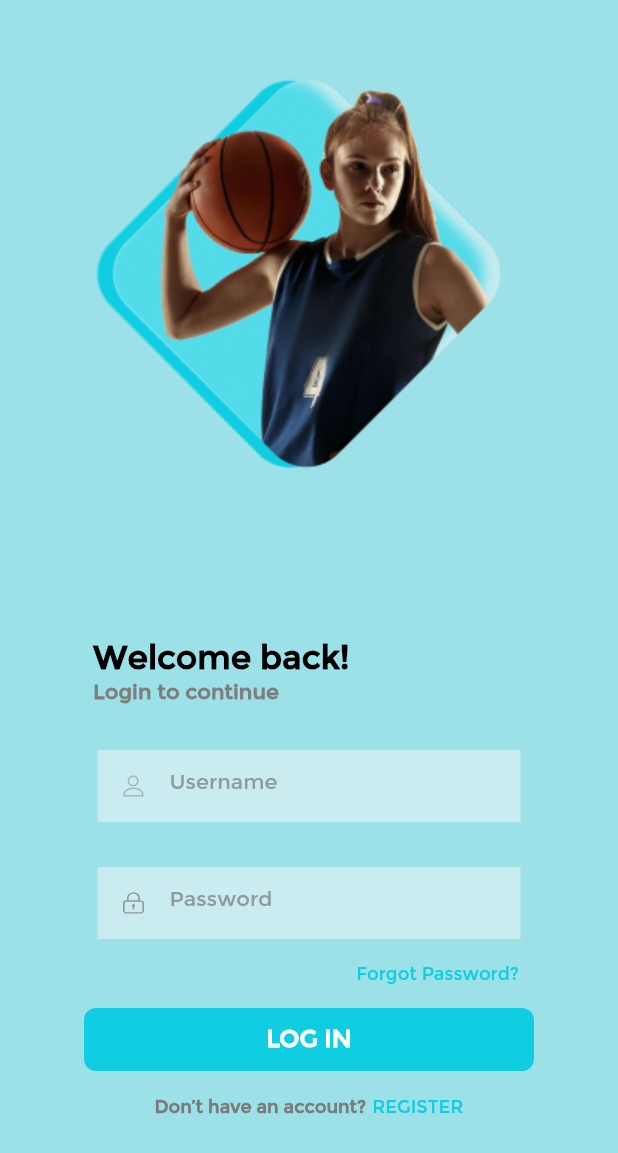
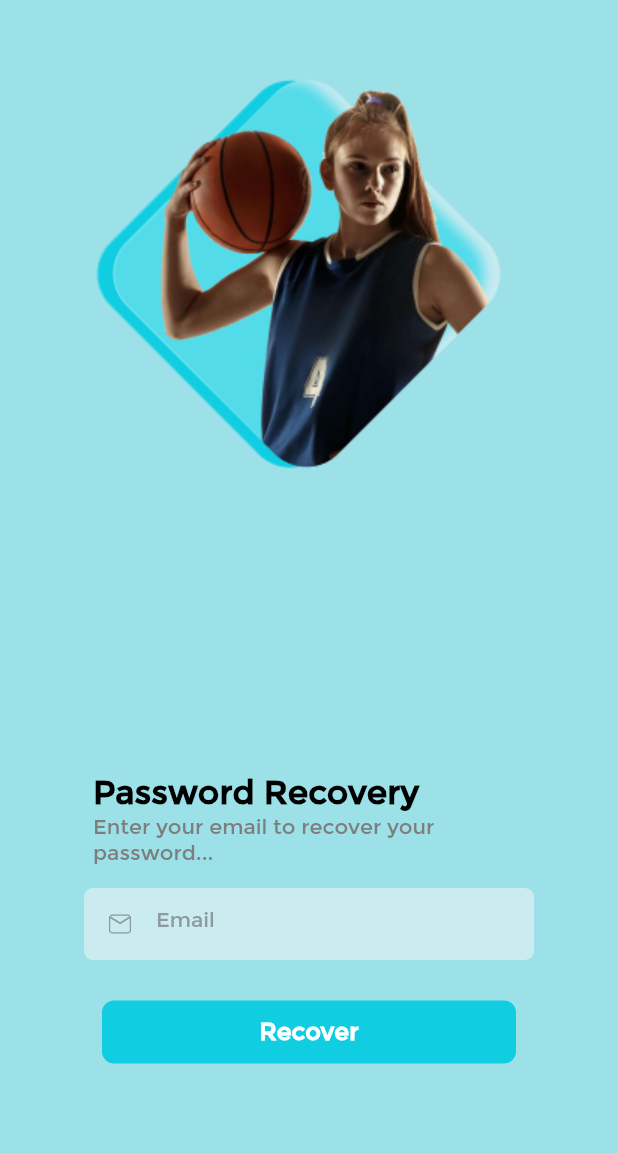
Before and after one commit to SRUTHIMARIA/sampleproject_flutter, a Flutter app: the screen it shows after launch, on a phone screen of 412 x 824 dp. Shown: the top 1153 px of the screen. Run offline on Flutter 3.47's test engine with Material 2 defaults, Android fonts, the phone set to English and light mode, and no system bars; our stand-ins replace auto_route, flutter_otp_text_field, flutter_secure_storage, flutter_svg.

```diff
--- a/lib/gen/assets.gen.dart
+++ b/lib/gen/assets.gen.dart
@@ -12,6 +12,9 @@ import 'package:flutter/widgets.dart';
 class $AssetsIconsGen {
   const $AssetsIconsGen();
 
+  /// File path: assets/icons/icon_email.svg
+  String get iconEmail => 'assets/icons/icon_email.svg';
+
   /// File path: assets/icons/icon_password.svg
   String get iconPassword => 'assets/icons/icon_password.svg';
 
@@ -19,7 +22,7 @@ class $AssetsIconsGen {
   String get iconUsername => 'assets/icons/icon_username.svg';
 
   /// List of all assets
-  List<String> get values => [iconPassword, iconUsername];
+  List<String> get values => [iconEmail, iconPassword, iconUsername];
 }
 
 class $AssetsImagesGen {
--- a/lib/main.dart
+++ b/lib/main.dart
@@ -1,6 +1,7 @@
 import 'package:flutter/material.dart';
 import 'package:flutter_template/providers/authentication_provider.dart';
 import 'package:flutter_template/ui/login_screen/login_screen.dart';
+import 'package:flutter_template/ui/password_recovery/password_recovery.dart';
 
 Future<void> main() async {
   WidgetsFlutterBinding.ensureInitialized();
@@ -34,7 +35,7 @@ class MyApp extends StatelessWidget {
         //   create: (_) => MapsProvider(),
         //   child: const HomeScreen(),
         // ),
-        home: LoginScreen(),
+        home: PasswordRecovery(),
 
       );
   }
--- a/lib/ui/login_screen/login_screen.dart
+++ b/lib/ui/login_screen/login_screen.dart
@@ -74,11 +74,13 @@ class _LoginScreenState extends State<LoginScreen> {
             ),
             SizedBox(height:context.heightPx *16),
 
-            Padding(
-              padding: StaticPadding.paddingH50(context),
-              child: Container(
-                margin: EdgeInsets.all(15),
+
+            Container(
+              margin: EdgeInsets.symmetric(horizontal: 56),
+              decoration: BoxDecoration(
                 color: AppColors.textFieldBgColor,
+                borderRadius: BorderRadius.circular(6.0),
+              ),
               child: TextFormField(
                 style: FontData().montFont500TextStyle,
                 decoration: InputDecoration(
@@ -104,12 +106,13 @@ class _LoginScreenState extends State<LoginScreen> {
                 ),
               ),
             ),
+            SizedBox(height:context.heightPx *20),
+            Container(
+              margin: EdgeInsets.symmetric(horizontal: 56),
+              decoration: BoxDecoration(
+                color: AppColors.textFieldBgColor,
+                borderRadius: BorderRadius.circular(6.0),
               ),
-            Padding(
-              padding: StaticPadding.paddingH50(context),
-              child: Container(
-                margin: EdgeInsets.all(15),
-                color: AppColors.textFieldBgColor,
               child: TextFormField(
                 style: FontData().montFont500TextStyle,
 
@@ -133,7 +136,6 @@ class _LoginScreenState extends State<LoginScreen> {
                 ),
               ),
             ),
-            ),
 
             Align(
               alignment: Alignment.centerRight,
@@ -153,7 +155,7 @@ class _LoginScreenState extends State<LoginScreen> {
 
               child: Container(
                 height: context.heightPx * 42,
-                width: context.widthPx * 300,
+                width: context.widthPx * 270,
                 child: Container(
                   decoration: const BoxDecoration(
                     color: AppColors.themeColor,
@@ -182,24 +184,7 @@ class _LoginScreenState extends State<LoginScreen> {
                 style: const FontData().montFont70012TextStyle ,
               ),
             ],),
-            // RichText(
-            //   text: const TextSpan(
-            //     text: 'Don’t have an account?',
-            //     style: FontData().montFont60012TextStyle,
-            //     children: [
-            //       TextSpan(
-            //         text: 'REGISTER',
-            //         style: TextStyle(
-            //           fontWeight: FontWeight.w400,
-            //           fontSize: 12,
-            //           color:Colors.white,
-            //           fontFamily: 'Opensans',
-            //         ),
-            //       ),
-            //
-            //     ],
-            //   ),
-            // ),
+
 
 
           ],
--- /dev/null
+++ b/lib/ui/password_recovery/password_recovery.dart
@@ -0,0 +1,143 @@
+import 'package:flutter/material.dart';
+import 'package:flutter_svg/flutter_svg.dart';
+import 'package:flutter_template/gen/assets.gen.dart';
+import 'package:flutter_template/ui/password_recovery/authentication_code_screen.dart';
+import 'package:flutter_template/ui/register_screen/resgister_screen.dart';
+import 'package:flutter_template/utils/constants/fontdata.dart';
+import 'package:flutter_template/utils/constants/strings.dart';
+import 'package:flutter_template/utils/extensions/context_extensions.dart';
+import 'package:flutter_template/utils/static/static_padding.dart';
+
+import '../../utils/theme/app_colors.dart';
+
+class PasswordRecovery extends StatefulWidget {
+  const PasswordRecovery({Key? key}) : super(key: key);
+
+  @override
+  State<PasswordRecovery> createState() => _PasswordRecoveryState();
+}
+
+class _PasswordRecoveryState extends State<PasswordRecovery> {
+  final List<Color> _colors = [
+    AppColors.gradientColorSplash,
+    AppColors.gradientColor2Splash
+  ];
+  final List<double> _stops = [0.0, 0.7];
+
+  @override
+  Widget build(BuildContext context) {
+    return Scaffold(
+      resizeToAvoidBottomInset: false,
+      body: Container(
+        height: double.infinity,
+        width: double.infinity,
+        decoration: BoxDecoration(
+          color: AppColors.primaryColor.withOpacity(0.40),
+          // gradient: LinearGradient(
+          //   colors: _colors,
+          //   stops: _stops,
+          //
+          //
+          // ),
+        ),
+        child: Column(
+          children: [
+            Image.asset(Assets.images.imageLogin.path),
+            SizedBox(
+              height: context.heightPx * 190,
+            ),
+            Align(
+              alignment: Alignment.centerLeft,
+              child: Padding(
+
+                  padding: StaticPadding.paddingH50(context),
+                  child: Container(
+                    margin: EdgeInsets.only(left: 12.0),
+                    child: Text(
+                      passwordRecovery,
+                      style: const FontData().montFont22TextStyle,
+                    ),
+                  )),
+            ),
+            Align(
+              alignment: Alignment.centerLeft,
+              child: Padding(
+                padding: StaticPadding.paddingH50(context),
+                child: Container(
+                  margin: EdgeInsets.only(left: 12.0),
+                  child: Text(
+                    emailToRecover,
+                    style: const FontData().montFont14TextStyle,
+                  ),
+                ),),
+            ),
+            SizedBox(height:context.heightPx *16),
+
+
+
+            Container(
+              margin: EdgeInsets.symmetric(horizontal: 56),
+              decoration: BoxDecoration(
+                color: AppColors.textFieldBgColor,
+                borderRadius: BorderRadius.circular(6.0),
+              ),
+              child: TextFormField(
+                style: FontData().montFont500TextStyle,
+
+                decoration: InputDecoration(
+                  focusColor: Colors.white,
+                  enabledBorder: InputBorder.none,
+
+                  prefixIcon: SvgPicture.asset(Assets.icons.iconEmail,fit: BoxFit.scaleDown,color: AppColors.textGrey,),
+
+                  border: OutlineInputBorder(
+                    borderRadius: BorderRadius.circular(6.0),
+                  ),
+
+                  fillColor: Colors.grey,
+
+                  hintText: email,
+
+                  //make hint text
+                  hintStyle:  FontData().montFont500TextStyle,
+
+                ),
+              ),
+            ),
+
+
+            SizedBox(height:context.heightPx *27),
+
+            GestureDetector(
+              onTap: () {
+                Navigator.push(context, MaterialPageRoute(builder: (context)=>AuthenticationCodeScreen()));
+              },
+
+              child: Container(
+                height: context.heightPx * 42,
+                width: context.widthPx * 276,
+                child: Container(
+                  decoration: const BoxDecoration(
+                    color: AppColors.themeColor,
+                    borderRadius: BorderRadius.all(Radius.circular(8.0)),),
+                  child: Center(
+                    child: Text(
+                      recover,
+                      // _display ? "hide logo" : "display logo",
+                      style: const FontData().montFont70016TextStyle,
+                    ),
+                  ),
+                ),
+              ),
+            ),
+            SizedBox(height:context.heightPx *16),
+
+
+
+
+          ],
+        ),
+      ),
+    );
+  }
+}
--- a/lib/utils/constants/fontdata.dart
+++ b/lib/utils/constants/fontdata.dart
@@ -31,7 +31,7 @@ class FontData {
   TextStyle get montFont14TextStyle => mtTextStyle.copyWith(
     fontSize: fontMontserratMedium1,
     fontFamily: 'Mont',
-    fontWeight: FontWeight.w600,
+    fontWeight: FontWeight.w500,
     color:  AppColors.greyColor,
 
   );
--- a/lib/utils/constants/strings.dart
+++ b/lib/utils/constants/strings.dart
@@ -15,3 +15,12 @@ const String Iagree="* I agree to the terms of services and privacy policy";
 const String register="REGISTER";
 const String alreadyhaveaccount="Already I have an account?";
 const String signin="SIGN IN";
+
+//password recovery
+
+const String passwordRecovery="Password Recovery";
+const String emailToRecover="Enter your email to recover your password...";
+const String recover="Recover";
+const String authentication="Authentication";
+const String authenticationCode="An authentication code has been sent to debra.holt@example.com";
+const String submit="Submit";
--- a/lib/utils/static/static_padding.dart
+++ b/lib/utils/static/static_padding.dart
@@ -2,6 +2,9 @@ import 'package:flutter/material.dart';
 import 'package:flutter_template/utils/extensions/context_extensions.dart';
 
 class StaticPadding {
+  static EdgeInsetsGeometry paddingH30(BuildContext context) {
+    return EdgeInsets.symmetric(horizontal: context.widthPx * 30);
+  }
   static EdgeInsetsGeometry paddingH50(BuildContext context) {
     return EdgeInsets.symmetric(horizontal: context.widthPx * 50);
   }
--- a/pubspec.yaml
+++ b/pubspec.yaml
@@ -23,6 +23,8 @@ dependencies:
   flutter_svg: ^1.1.0
   path_provider: ^2.0.11
   responsive_framework: ^0.2.0
+  flutter_otp_text_field: ^1.1.1
+
 
 dev_dependencies:
   flutter_test:
```
Also changed, not shown: lib/ui/home_screen/home.dart (deleted, +0 -15 lines), lib/ui/password_recovery/authentication_code_screen.dart (added, +138 -0 lines), lib/ui/register_screen/resgister_screen.dart (+65 -29 lines), assets/icons/icon_email.svg (added), pubspec.lock, 4 other files. Lines whose indentation alone changed are shown as unchanged.
